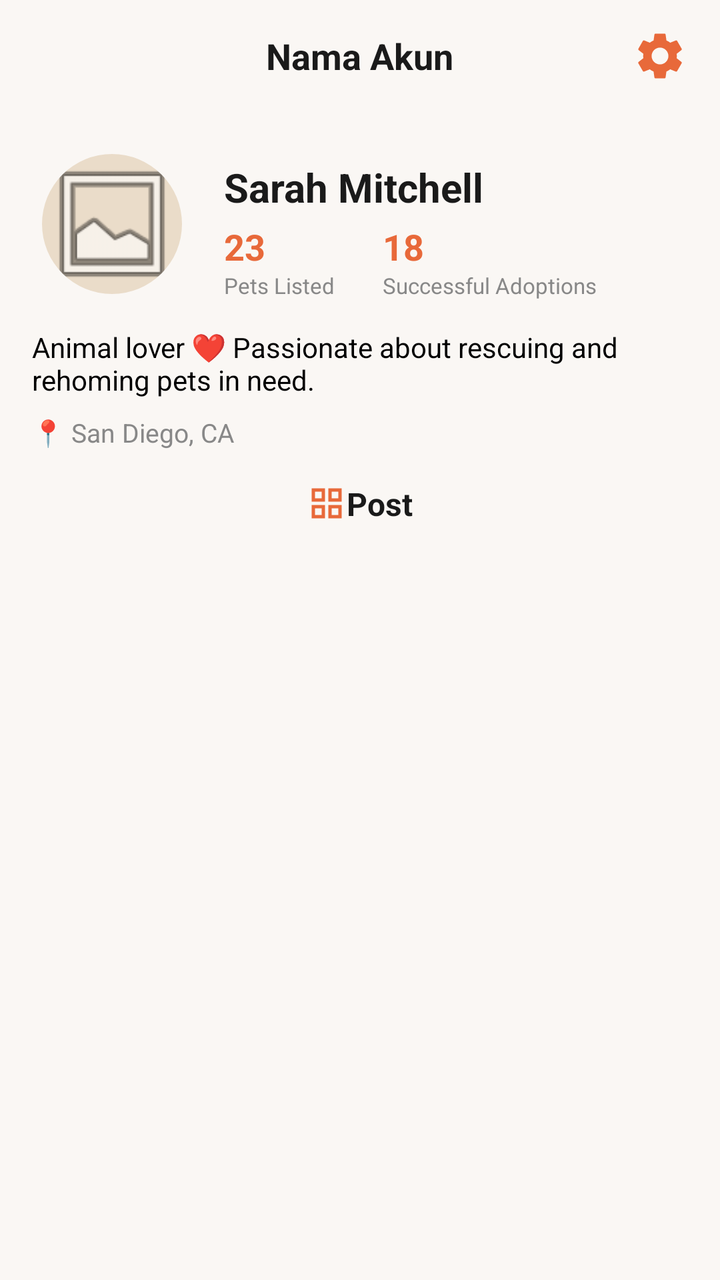
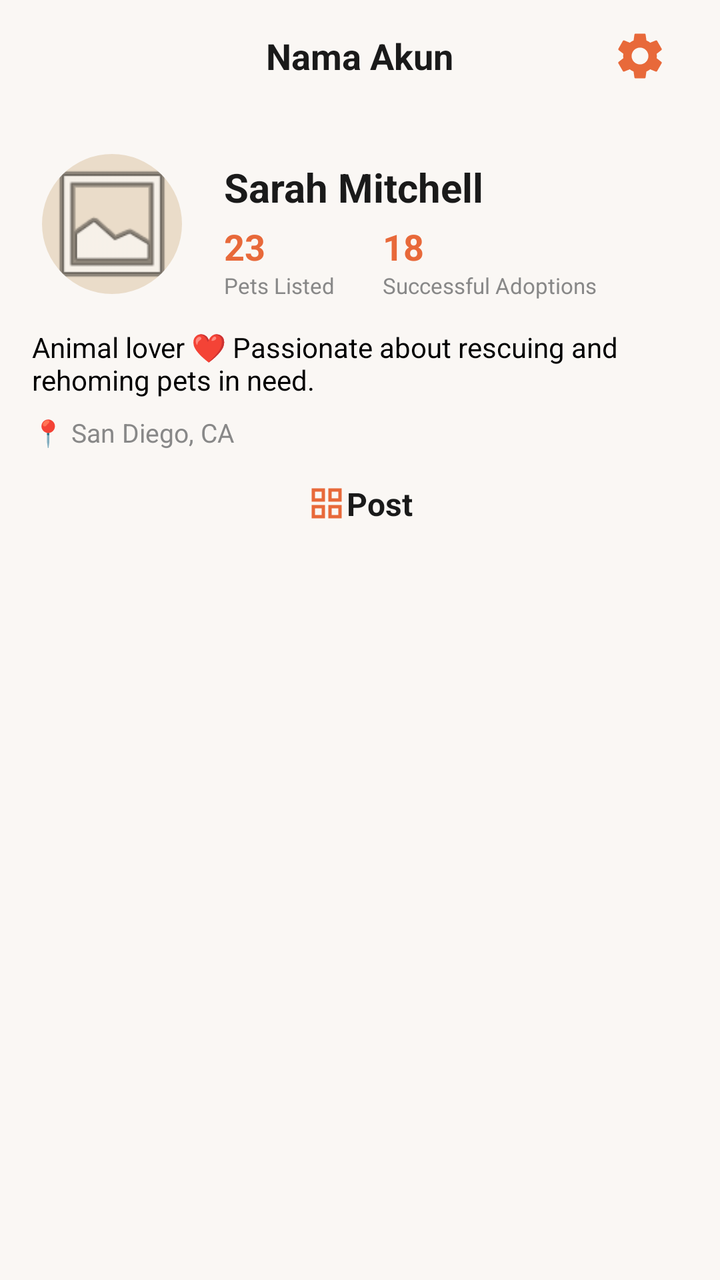

The first picture is an Android layout as it rendered before a commit; the second is the same layout after the commit. The layout source and the unified diff follow.
<!-- AndroidManifest.xml: application theme Theme.AdoptUs -->
<!-- res/layout/fragment_profile.xml -->
<?xml version="1.0" encoding="utf-8"?>
<RelativeLayout xmlns:android="http://schemas.android.com/apk/res/android"
    xmlns:app="http://schemas.android.com/apk/res-auto"
    xmlns:tools="http://schemas.android.com/tools"
    android:layout_width="match_parent"
    android:layout_height="match_parent"
    android:background="#FAF7F4">

    <RelativeLayout
        android:id="@+id/topBar"
        android:layout_width="match_parent"
        android:layout_height="56dp"
        android:paddingHorizontal="16dp">

        <TextView
            android:id="@+id/tvTopAccountName"
            android:layout_width="wrap_content"
            android:layout_height="wrap_content"
            android:layout_centerInParent="true"
            android:text="Nama Akun"
            android:textColor="#1A1A1A"
            android:textSize="18sp"
            android:textStyle="bold" />

        <ImageView
            android:layout_width="28dp"
            android:layout_height="28dp"
            android:layout_alignParentEnd="true"
            android:layout_centerVertical="true"
            android:contentDescription="Settings"
            android:src="@drawable/ic_setting"
            app:tint="@color/primary_orange" />
    </RelativeLayout>

    <androidx.core.widget.NestedScrollView
        android:layout_width="match_parent"
        android:layout_height="match_parent"
        android:layout_below="@id/topBar">

        <LinearLayout
            android:layout_width="match_parent"
            android:layout_height="wrap_content"
            android:orientation="vertical"
            android:paddingBottom="24dp">

            <androidx.constraintlayout.widget.ConstraintLayout
                android:layout_width="match_parent"
                android:layout_height="wrap_content"
                android:padding="16dp">

                <com.google.android.material.imageview.ShapeableImageView
                    android:id="@+id/ivAvatar"
                    android:layout_width="80dp"
                    android:layout_height="80dp"
                    android:background="#EADCC9"
                    android:src="@android:drawable/ic_menu_gallery"
                    android:padding="5dp"
                    app:layout_constraintStart_toStartOf="parent"
                    app:layout_constraintTop_toTopOf="parent"
                    app:shapeAppearanceOverlay="@style/ShapeAppearance.Material3.Corner.Full" />

                <TextView
                    android:id="@+id/tvProfileName"
                    android:layout_width="0dp"
                    android:layout_height="wrap_content"
                    android:layout_marginStart="16dp"
                    android:layout_marginTop="8dp"
                    android:text="Sarah Mitchell"
                    android:textColor="@color/gray_hint"
                    android:textSize="20sp"
                    android:textStyle="bold"
                    app:layout_constraintEnd_toEndOf="parent"
                    app:layout_constraintStart_toEndOf="@id/ivAvatar"
                    app:layout_constraintTop_toTopOf="@id/ivAvatar" />

                <LinearLayout
                    android:id="@+id/lytStats"
                    android:layout_width="0dp"
                    android:layout_height="wrap_content"
                    android:layout_marginStart="16dp"
                    android:layout_marginTop="4dp"
                    android:orientation="horizontal"
                    app:layout_constraintEnd_toEndOf="parent"
                    app:layout_constraintStart_toEndOf="@id/ivAvatar"
                    app:layout_constraintTop_toBottomOf="@id/tvProfileName">

                    <LinearLayout
                        android:layout_width="wrap_content"
                        android:layout_height="wrap_content"
                        android:layout_marginEnd="24dp"
                        android:orientation="vertical"
                        android:layout_gravity="center">

                        <TextView
                            android:layout_width="wrap_content"
                            android:layout_height="wrap_content"
                            android:text="23"
                            android:textColor="@color/primary_orange"
                            android:textSize="18sp"
                            android:textStyle="bold" />
                        <TextView
                            android:layout_width="wrap_content"
                            android:layout_height="wrap_content"
                            android:text="Pets Listed"
                            android:textColor="@color/light_gray"
                            android:textSize="11sp" />
                    </LinearLayout>

                    <LinearLayout
                        android:layout_width="wrap_content"
                        android:layout_height="wrap_content"
                        android:orientation="vertical">

                        <TextView
                            android:layout_width="wrap_content"
                            android:layout_height="wrap_content"
                            android:text="18"
                            android:textColor="@color/primary_orange"
                            android:textSize="18sp"
                            android:textStyle="bold" />

                        <TextView
                            android:layout_width="wrap_content"
                            android:layout_height="wrap_content"
                            android:text="Successful Adoptions"
                            android:textColor="@color/light_gray"
                            android:textSize="11sp" />
                    </LinearLayout>
                </LinearLayout>
                <androidx.constraintlayout.widget.Barrier
                    android:id="@+id/profileHeaderBarrier"
                    android:layout_width="wrap_content"
                    android:layout_height="wrap_content"
                    app:barrierDirection="bottom"
                    app:constraint_referenced_ids="ivAvatar,lytStats" />

                <TextView
                    android:id="@+id/tvBio"
                    android:layout_width="match_parent"
                    android:layout_height="wrap_content"
                    android:layout_marginTop="12dp"
                    android:text="Animal lover ❤️ Passionate about rescuing and rehoming pets in need."
                    android:textColor="@color/black"
                    android:textSize="14sp"
                    app:layout_constraintTop_toBottomOf="@id/profileHeaderBarrier" />

                <TextView
                    android:id="@+id/tvLocation"
                    android:layout_width="match_parent"
                    android:layout_height="wrap_content"
                    android:layout_marginTop="8dp"
                    android:text="📍 San Diego, CA"
                    android:textColor="@color/light_gray"
                    android:textSize="13sp"
                    app:layout_constraintTop_toBottomOf="@id/tvBio" />

            </androidx.constraintlayout.widget.ConstraintLayout>

            <LinearLayout
                android:layout_width="match_parent"
                android:layout_height="wrap_content"
                android:orientation="horizontal"
                android:gravity="center">

                <ImageView
                    android:layout_width="20dp"
                    android:layout_height="20dp"
                    android:contentDescription="Post"
                    android:layout_gravity="center"
                    android:src="@drawable/ic_grid"
                    app:tint="@color/primary_orange" />

                <TextView
                    android:id="@+id/tvPost"
                    android:layout_width="wrap_content"
                    android:layout_height="wrap_content"
                    android:layout_gravity="center"
                    android:text="Post"
                    android:textColor="@color/gray_hint"
                    android:textSize="16sp"
                    android:textStyle="bold" />

            </LinearLayout>

            <androidx.recyclerview.widget.RecyclerView
                android:id="@+id/rvPetGrid"
                android:layout_width="match_parent"
                android:layout_height="wrap_content"
                android:layout_marginTop="8dp"
                android:paddingHorizontal="10dp"
                android:nestedScrollingEnabled="false"
                app:layoutManager="androidx.recyclerview.widget.GridLayoutManager"
                app:spanCount="3"
                tools:listitem="@layout/profile_item_pet"
                xmlns:tools="http://schemas.android.com/tools" />

        </LinearLayout>
    </androidx.core.widget.NestedScrollView>
</RelativeLayout>
<!-- res/layout/profile_item_pet.xml (included above) -->
<?xml version="1.0" encoding="utf-8"?>
<androidx.cardview.widget.CardView xmlns:android="http://schemas.android.com/apk/res/android"
    xmlns:app="http://schemas.android.com/apk/res-auto"
    android:layout_width="match_parent"
    android:layout_height="160dp"
    android:layout_margin="1dp"
    app:cardElevation="0dp">

    <RelativeLayout
        android:layout_width="match_parent"
        android:layout_height="match_parent">

        <ImageView
            android:id="@+id/ivPetPhoto"
            android:layout_width="match_parent"
            android:layout_height="match_parent"
            android:scaleType="centerCrop"
            android:contentDescription="Pet Photo"
            android:src="@android:drawable/ic_menu_gallery" />

        <LinearLayout
            android:layout_width="match_parent"
            android:layout_height="wrap_content"
            android:layout_alignParentBottom="true"
            android:background="#4D000000"
            android:orientation="vertical"
            android:padding="10dp">

            <TextView
                android:id="@+id/tvPetName"
                android:layout_width="wrap_content"
                android:layout_height="wrap_content"
                android:text="Buddy"
                android:textColor="@color/white"
                android:textSize="14sp"
                android:textStyle="bold" />

            <TextView
                android:id="@+id/tvPetBreed"
                android:layout_width="wrap_content"
                android:layout_height="wrap_content"
                android:text="Golden Retriever"
                android:textColor="@color/white"
                android:textSize="11sp" />
        </LinearLayout>

    </RelativeLayout>
</androidx.cardview.widget.CardView>
<!-- resources referenced by this layout -->
<resources>
  <color name="black">#FF000000</color>
  <color name="gray_hint">#1A1A1A</color>
  
      // app color
  <color name="light_gray">#888888</color>
  <color name="primary_orange">#E8693A</color>
  <color name="white">#FFFFFFFF</color>
  
      // component color
  <!-- drawable ic_grid (drawable) -->
  <vector xmlns:android="http://schemas.android.com/apk/res/android" android:height="24dp" android:tint="#000000" android:viewportHeight="24" android:viewportWidth="24" android:width="24dp">
        
      <path android:fillColor="@android:color/white" android:fillType="evenOdd" android:pathData="M3,3v8h8L11,3L3,3zM9,9L5,9L5,5h4v4zM3,13v8h8v-8L3,13zM9,19L5,19v-4h4v4zM13,3v8h8L21,3h-8zM19,9h-4L15,5h4v4zM13,13v8h8v-8h-8zM19,19h-4v-4h4v4z"/>
      
  </vector>
  <!-- drawable ic_setting (drawable) -->
  <vector xmlns:android="http://schemas.android.com/apk/res/android" android:height="24dp" android:tint="#000000" android:viewportHeight="24" android:viewportWidth="24" android:width="24dp">
        
      <path android:fillColor="@android:color/white" android:pathData="M19.14,12.94c0.04,-0.3 0.06,-0.61 0.06,-0.94c0,-0.32 -0.02,-0.64 -0.07,-0.94l2.03,-1.58c0.18,-0.14 0.23,-0.41 0.12,-0.61l-1.92,-3.32c-0.12,-0.22 -0.37,-0.29 -0.59,-0.22l-2.39,0.96c-0.5,-0.38 -1.03,-0.7 -1.62,-0.94L14.4,2.81c-0.04,-0.24 -0.24,-0.41 -0.48,-0.41h-3.84c-0.24,0 -0.43,0.17 -0.47,0.41L9.25,5.35C8.66,5.59 8.12,5.92 7.63,6.29L5.24,5.33c-0.22,-0.08 -0.47,0 -0.59,0.22L2.74,8.87C2.62,9.08 2.66,9.34 2.86,9.48l2.03,1.58C4.84,11.36 4.8,11.69 4.8,12s0.02,0.64 0.07,0.94l-2.03,1.58c-0.18,0.14 -0.23,0.41 -0.12,0.61l1.92,3.32c0.12,0.22 0.37,0.29 0.59,0.22l2.39,-0.96c0.5,0.38 1.03,0.7 1.62,0.94l0.36,2.54c0.05,0.24 0.24,0.41 0.48,0.41h3.84c0.24,0 0.44,-0.17 0.47,-0.41l0.36,-2.54c0.59,-0.24 1.13,-0.56 1.62,-0.94l2.39,0.96c0.22,0.08 0.47,0 0.59,-0.22l1.92,-3.32c0.12,-0.22 0.07,-0.47 -0.12,-0.61L19.14,12.94zM12,15.6c-1.98,0 -3.6,-1.62 -3.6,-3.6s1.62,-3.6 3.6,-3.6s3.6,1.62 3.6,3.6S13.98,15.6 12,15.6z"/>
      
  </vector>
  <style name="Theme.AdoptUs" parent="Base.Theme.AdoptUs" />
  <style name="Base.Theme.AdoptUs" parent="Theme.Material3.DayNight.NoActionBar">
  
          <item name="colorSecondaryContainer">@color/highlight_orange</item>
  
      </style>
  <color name="highlight_orange">#F7D6CE</color>
</resources>

<!-- the commit's change to res/layout/fragment_profile.xml (unified diff, before → after) -->
@@ -4,7 +4,8 @@
     xmlns:tools="http://schemas.android.com/tools"
     android:layout_width="match_parent"
     android:layout_height="match_parent"
-    android:background="#FAF7F4">
+    android:background="#FAF7F4"
+    android:fitsSystemWindows="true">
 
     <RelativeLayout
         android:id="@+id/topBar"
@@ -22,12 +23,16 @@
             android:textSize="18sp"
             android:textStyle="bold" />
 
-        <ImageView
-            android:layout_width="28dp"
-            android:layout_height="28dp"
+        <ImageButton
+            android:id="@+id/btnSetting"
+            android:layout_width="48dp"
+            android:layout_height="48dp"
             android:layout_alignParentEnd="true"
             android:layout_centerVertical="true"
+            android:background="?attr/selectableItemBackgroundBorderless"
             android:contentDescription="Settings"
+            android:padding="10dp"
+            android:scaleType="fitCenter"
             android:src="@drawable/ic_setting"
             app:tint="@color/primary_orange" />
     </RelativeLayout>
@@ -53,8 +58,8 @@
                     android:layout_width="80dp"
                     android:layout_height="80dp"
                     android:background="#EADCC9"
+                    android:padding="5dp"
                     android:src="@android:drawable/ic_menu_gallery"
-                    android:padding="5dp"
                     app:layout_constraintStart_toStartOf="parent"
                     app:layout_constraintTop_toTopOf="parent"
                     app:shapeAppearanceOverlay="@style/ShapeAppearance.Material3.Corner.Full" />
@@ -87,9 +92,9 @@
                     <LinearLayout
                         android:layout_width="wrap_content"
                         android:layout_height="wrap_content"
+                        android:layout_gravity="center"
                         android:layout_marginEnd="24dp"
-                        android:orientation="vertical"
-                        android:layout_gravity="center">
+                        android:orientation="vertical">
 
                         <TextView
                             android:layout_width="wrap_content"
@@ -98,6 +103,7 @@
                             android:textColor="@color/primary_orange"
                             android:textSize="18sp"
                             android:textStyle="bold" />
+
                         <TextView
                             android:layout_width="wrap_content"
                             android:layout_height="wrap_content"
@@ -127,6 +133,7 @@
                             android:textSize="11sp" />
                     </LinearLayout>
                 </LinearLayout>
+
                 <androidx.constraintlayout.widget.Barrier
                     android:id="@+id/profileHeaderBarrier"
                     android:layout_width="wrap_content"
@@ -159,14 +166,14 @@
             <LinearLayout
                 android:layout_width="match_parent"
                 android:layout_height="wrap_content"
-                android:orientation="horizontal"
-                android:gravity="center">
+                android:gravity="center"
+                android:orientation="horizontal">
 
                 <ImageView
                     android:layout_width="20dp"
                     android:layout_height="20dp"
+                    android:layout_gravity="center"
                     android:contentDescription="Post"
-                    android:layout_gravity="center"
                     android:src="@drawable/ic_grid"
                     app:tint="@color/primary_orange" />
 
@@ -187,12 +194,11 @@
                 android:layout_width="match_parent"
                 android:layout_height="wrap_content"
                 android:layout_marginTop="8dp"
+                android:nestedScrollingEnabled="false"
                 android:paddingHorizontal="10dp"
-                android:nestedScrollingEnabled="false"
                 app:layoutManager="androidx.recyclerview.widget.GridLayoutManager"
                 app:spanCount="3"
-                tools:listitem="@layout/profile_item_pet"
-                xmlns:tools="http://schemas.android.com/tools" />
+                tools:listitem="@layout/profile_item_pet" />
 
         </LinearLayout>
     </androidx.core.widget.NestedScrollView>
